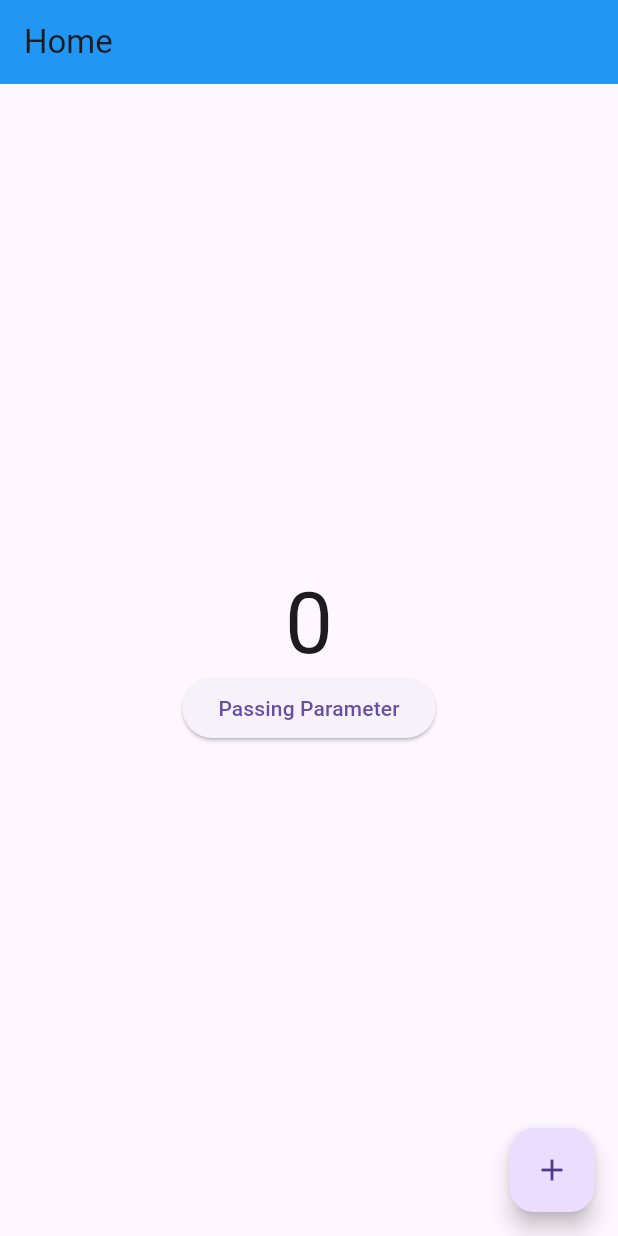
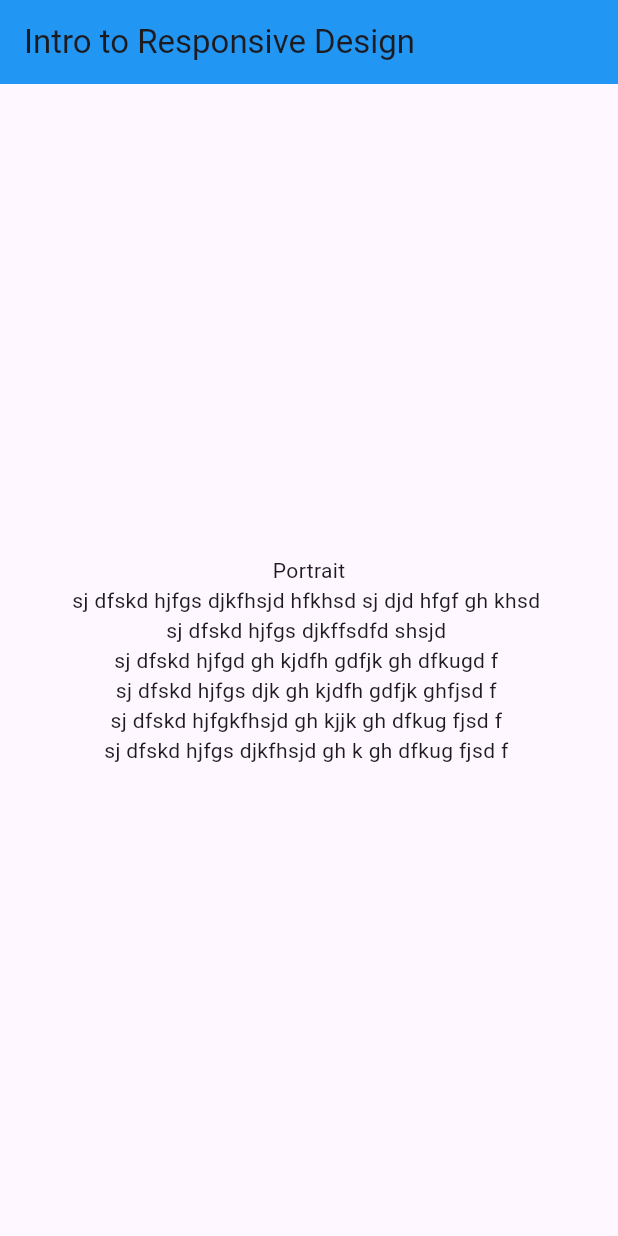
Before and after one commit to nafiz79/practise_udemy, a Flutter app: the screen it shows after launch, on a phone screen of 412 x 824 dp. Run offline on Flutter 3.47's test engine with Material 3 defaults, Android fonts, the phone set to English and light mode, and no system bars.

Commit message:
mediaquery_layoutbuilder_streambuilder_wrap_class_8.1

```diff
--- a/lib/main.dart
+++ b/lib/main.dart
@@ -2,6 +2,7 @@
 
 import 'package:flutter/cupertino.dart';
 import 'package:flutter/material.dart';
+import 'package:flutter/rendering.dart';
 
 void main() {
   runApp(MyApp());
@@ -18,75 +19,67 @@ class MyApp extends StatelessWidget {
   }
 }
 
-class PassingParameterScreen extends StatefulWidget {
-  final String username;
-  const PassingParameterScreen({super.key, required this.username});
-
-  @override
-  State<PassingParameterScreen> createState() => _PassingParameterScreenState();
-}
-
-class _PassingParameterScreenState extends State<PassingParameterScreen> {
-  @override
-  Widget build(BuildContext context) {
-    return Scaffold(
-      appBar: AppBar(
-        title: Text('Home'),
-        backgroundColor: Colors.blue,
-      ),
-      body: Center(child: Text(widget.username)),
-    );
-  }
-}
-
-class HomeScreen extends StatefulWidget {
-  const HomeScreen({
-    super.key,
-  });
-
-  @override
-  State<HomeScreen> createState() => _HomeScreenState();
-}
-
-class _HomeScreenState extends State<HomeScreen> {
-  int counter = 0;
+class HomeScreen extends StatelessWidget {
+  const HomeScreen({super.key});
 
   @override
   Widget build(BuildContext context) {
+    // Size size=MediaQuery.of(context).size;
+    // Size size = MediaQuery.sizeOf(context);
+    // print(size);
+    // print(size.width);
+    // print(size.height);
+    // print(size.aspectRatio);
+    // print(size.flipped);
+    // Orientation orientation = MediaQuery.orientationOf(context);
+    // print(orientation);
+    // List<DisplayFeature> displayfeatures =
+    //     MediaQuery.displayFeaturesOf(context);
+    // print(displayfeatures);
+    // print(MediaQuery.devicePixelRatioOf(context));
+    print(MediaQuery.platformBrightnessOf(context));
+
     return Scaffold(
       appBar: AppBar(
-        title: Text('Home'),
+        title: Text('Intro to Responsive Design'),
         backgroundColor: Colors.blue,
       ),
-      body: Center(
-        child: Column(
-          mainAxisAlignment: MainAxisAlignment.center,
-          children: [
-            Text(
-              counter.toString(),
-              style: Theme.of(context).textTheme.displayLarge,
-            ),
-            ElevatedButton(
-                onPressed: () {
-                  Navigator.push(
-                    context,
-                    MaterialPageRoute(
-                      builder: (context) =>
-                          PassingParameterScreen(username: 'Nafees Ahamed'),
-                    ),
+      body: LayoutBuilder(
+        builder: (context, constraints) {
+          print(constraints.maxWidth);
+          print(constraints.maxHeight);
+          if (constraints.maxWidth > 500) {
+            return Center(child: Text('Too big screen'));
+          } else {
+            return Center(
+              child: OrientationBuilder(
+                builder: (context, orientation) {
+                  return Column(
+                    mainAxisAlignment: MainAxisAlignment.center,
+                    children: [
+                      Text(orientation == Orientation.portrait
+                          ? 'Portrait'
+                          : 'Lanscape'),
+                      Wrap(
+                        alignment: WrapAlignment.center,
+                        crossAxisAlignment: WrapCrossAlignment.start,
+                        children: [
+                          Text('sj dfskd hjfgs djkfhsjd hfkhsd '),
+                          Text('sj djd hfgf gh khsd '),
+                          Text('sj dfskd hjfgs djkffsdfd shsjd '),
+                          Text('sj dfskd hjfgd gh kjdfh gdfjk gh dfkugd f '),
+                          Text('sj dfskd hjfgs djk gh kjdfh gdfjk ghfjsd f '),
+                          Text('sj dfskd hjfgkfhsjd gh kjjk gh dfkug fjsd f '),
+                          Text('sj dfskd hjfgs djkfhsjd gh k gh dfkug fjsd f '),
+                        ],
+                      )
+                    ],
                   );
                 },
-                child: Text('Passing Parameter')),
-          ],
-        ),
-      ),
-      floatingActionButton: FloatingActionButton(
-        onPressed: () {
-          counter++;
-          print(counter);
-          setState(() {});
+              ),
+            );
+          }
         },
-        child: Icon(Icons.add),
       ),
     );
   }
```
